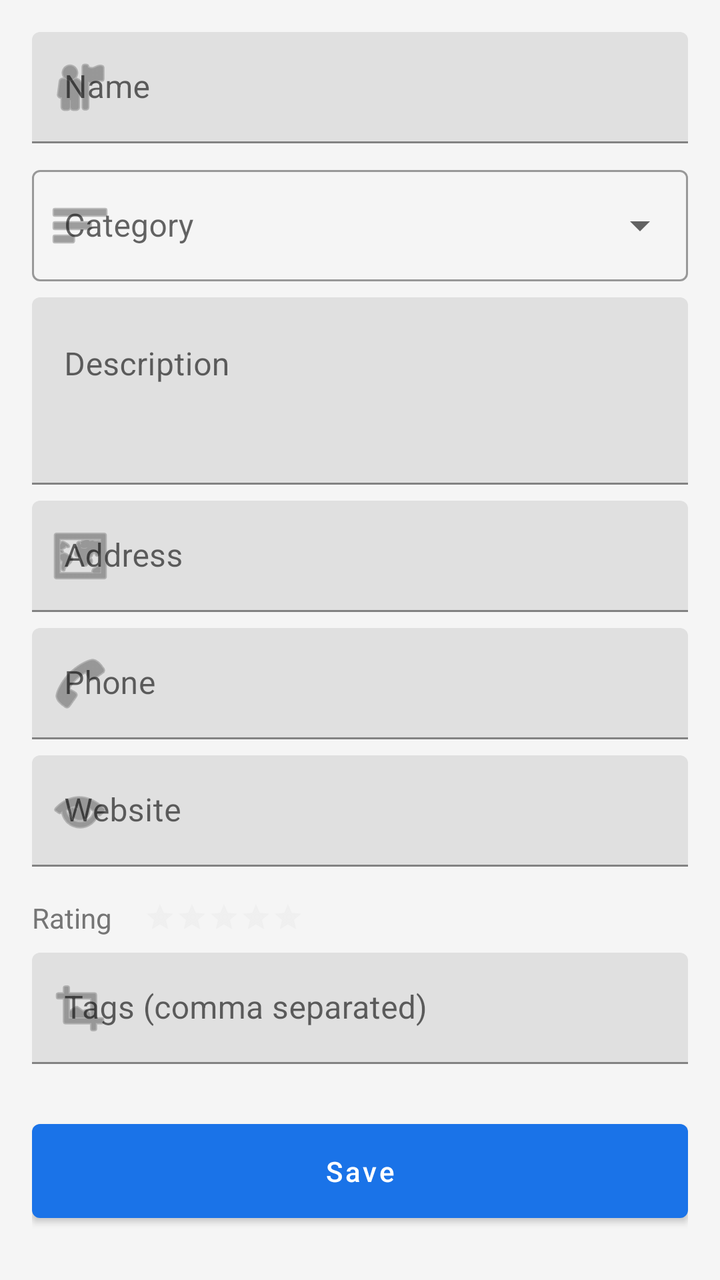
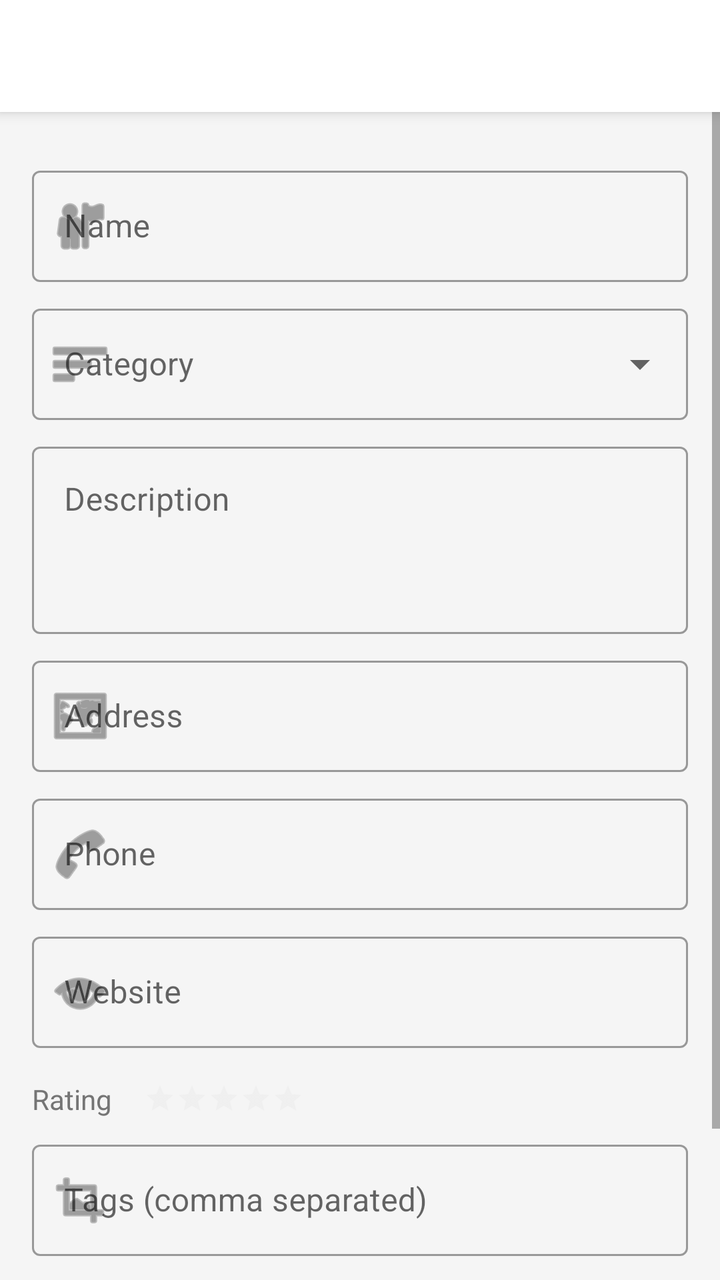

An Android layout rendered at two revisions. The XML below is the earlier revision; the diff shows what the commit changed to produce the second picture.
<!-- AndroidManifest.xml: application theme Theme.TravelLog -->
<!-- res/layout/activity_add_place.xml -->
<?xml version="1.0" encoding="utf-8"?>
<ScrollView
    xmlns:android="http://schemas.android.com/apk/res/android"
    xmlns:app="http://schemas.android.com/apk/res-auto"
    android:layout_width="match_parent"
    android:layout_height="match_parent"
    android:fillViewport="true">

    <LinearLayout
        android:layout_width="match_parent"
        android:layout_height="wrap_content"
        android:orientation="vertical"
        android:padding="@dimen/margin_medium">

        
        <com.google.android.material.textfield.TextInputLayout
            android:id="@+id/tilName"
           
            android:layout_width="match_parent"
            android:layout_height="wrap_content"
            android:hint="@string/place_name"
            app:startIconDrawable="@android:drawable/ic_menu_myplaces">

            <com.google.android.material.textfield.TextInputEditText
                android:id="@+id/etName"
                android:layout_width="match_parent"
                android:layout_height="wrap_content"
                android:inputType="textCapWords"
                android:maxLines="1" />

        </com.google.android.material.textfield.TextInputLayout>

        
        <com.google.android.material.textfield.TextInputLayout
            android:id="@+id/tilCategory"
            style="@style/Widget.MaterialComponents.TextInputLayout.OutlinedBox.ExposedDropdownMenu"
            android:layout_width="match_parent"
            android:layout_height="wrap_content"
            android:layout_marginTop="@dimen/margin_small"
            android:hint="@string/place_category"
            app:startIconDrawable="@android:drawable/ic_menu_sort_by_size">

            <AutoCompleteTextView
                android:id="@+id/actvCategory"
                android:layout_width="match_parent"
                android:layout_height="wrap_content"
                android:inputType="none" />

        </com.google.android.material.textfield.TextInputLayout>

        
        <com.google.android.material.textfield.TextInputLayout
            android:id="@+id/tilDescription"
           
            android:layout_width="match_parent"
            android:layout_height="wrap_content"
            android:layout_marginTop="@dimen/margin_small"
            android:hint="@string/place_description">

            <com.google.android.material.textfield.TextInputEditText
                android:id="@+id/etDescription"
                android:layout_width="match_parent"
                android:layout_height="wrap_content"
                android:inputType="textMultiLine"
                android:minLines="3"
                android:gravity="top" />

        </com.google.android.material.textfield.TextInputLayout>

        
        <com.google.android.material.textfield.TextInputLayout
            android:id="@+id/tilAddress"
           
            android:layout_width="match_parent"
            android:layout_height="wrap_content"
            android:layout_marginTop="@dimen/margin_small"
            android:hint="@string/place_address"
            app:startIconDrawable="@android:drawable/ic_menu_mapmode">

            <com.google.android.material.textfield.TextInputEditText
                android:id="@+id/etAddress"
                android:layout_width="match_parent"
                android:layout_height="wrap_content"
                android:inputType="textPostalAddress" />

        </com.google.android.material.textfield.TextInputLayout>

        
        <com.google.android.material.textfield.TextInputLayout
            android:id="@+id/tilPhone"
           
            android:layout_width="match_parent"
            android:layout_height="wrap_content"
            android:layout_marginTop="@dimen/margin_small"
            android:hint="@string/place_phone"
            app:startIconDrawable="@android:drawable/ic_menu_call">

            <com.google.android.material.textfield.TextInputEditText
                android:id="@+id/etPhone"
                android:layout_width="match_parent"
                android:layout_height="wrap_content"
                android:inputType="phone" />

        </com.google.android.material.textfield.TextInputLayout>

        
        <com.google.android.material.textfield.TextInputLayout
            android:id="@+id/tilWebsite"
           
            android:layout_width="match_parent"
            android:layout_height="wrap_content"
            android:layout_marginTop="@dimen/margin_small"
            android:hint="@string/place_website"
            app:startIconDrawable="@android:drawable/ic_menu_view">

            <com.google.android.material.textfield.TextInputEditText
                android:id="@+id/etWebsite"
                android:layout_width="match_parent"
                android:layout_height="wrap_content"
                android:inputType="textUri" />

        </com.google.android.material.textfield.TextInputLayout>

        
        <LinearLayout
            android:layout_width="match_parent"
            android:layout_height="wrap_content"
            android:layout_marginTop="@dimen/margin_medium"
            android:orientation="horizontal"
            android:gravity="center_vertical">

            <TextView
                android:layout_width="wrap_content"
                android:layout_height="wrap_content"
                android:text="@string/place_rating"
                android:textSize="@dimen/text_body"
                android:textColor="@color/text_secondary"
                android:layout_marginEnd="@dimen/margin_medium" />

            <RatingBar
                android:id="@+id/ratingBar"
                android:layout_width="wrap_content"
                android:layout_height="wrap_content"
                android:numStars="5"
                android:stepSize="0.5"
                android:rating="0"
                style="?attr/ratingBarStyleSmall"
                android:progressTint="@color/star_filled"
                android:progressBackgroundTint="@color/star_empty" />

        </LinearLayout>

        
        <com.google.android.material.textfield.TextInputLayout
            android:id="@+id/tilTags"
           
            android:layout_width="match_parent"
            android:layout_height="wrap_content"
            android:layout_marginTop="@dimen/margin_small"
            android:hint="@string/place_tags"
            app:startIconDrawable="@android:drawable/ic_menu_crop">

            <com.google.android.material.textfield.TextInputEditText
                android:id="@+id/etTags"
                android:layout_width="match_parent"
                android:layout_height="wrap_content"
                android:inputType="text" />

        </com.google.android.material.textfield.TextInputLayout>

        
        <TextView
            android:id="@+id/tvLocation"
            android:layout_width="match_parent"
            android:layout_height="wrap_content"
            android:layout_marginTop="@dimen/margin_medium"
            android:textSize="@dimen/text_caption"
            android:textColor="@color/text_hint"
            android:visibility="gone" />

        <Button
            android:id="@+id/btnPickLocation"
            android:layout_width="match_parent"
            android:layout_height="wrap_content"
            android:layout_marginTop="@dimen/margin_small"
            android:text="@string/view_on_map"
            style="@style/Widget.MaterialComponents.Button.TextButton"
            android:visibility="gone" />

        
        <com.google.android.material.button.MaterialButton
            android:id="@+id/btnSave"
            android:layout_width="match_parent"
            android:layout_height="wrap_content"
            android:layout_marginTop="@dimen/margin_large"
            android:text="@string/save"
            android:textAllCaps="false"
            android:paddingTop="14dp"
            android:paddingBottom="14dp" />

    </LinearLayout>

</ScrollView>
<!-- resources referenced by this layout -->
<resources>
  <color name="star_empty">#FFE0E0E0</color>
  <color name="star_filled">#FFFFC107</color>
  <color name="text_hint">#FFBDBDBD</color>
  <color name="text_secondary">#FF757575</color>
  <dimen name="margin_large">24dp</dimen>
  <dimen name="margin_medium">16dp</dimen>
  <dimen name="margin_small">8dp</dimen>
  <dimen name="text_body">14sp</dimen>
  <dimen name="text_caption">12sp</dimen>
  <string name="place_address">Address</string>
  <string name="place_category">Category</string>
  <string name="place_description">Description</string>
  <string name="place_name">Name</string>
  <string name="place_phone">Phone</string>
  <string name="place_rating">Rating</string>
  <string name="place_tags">Tags (comma separated)</string>
  <string name="place_website">Website</string>
  <string name="save">Save</string>
  <string name="view_on_map">View on Map</string>
  <style name="Theme.TravelLog" parent="Theme.MaterialComponents.Light.NoActionBar">
          <item name="colorPrimary">@color/primary</item>
          <item name="colorPrimaryDark">@color/primary_dark</item>
          <item name="colorAccent">@color/accent</item>
          <item name="android:colorBackground">@color/background</item>
          <item name="android:windowBackground">@color/background</item>
          <item name="android:statusBarColor">@color/primary_dark</item>
          <item name="android:navigationBarColor">@android:color/white</item>
      </style>
  <color name="primary">#FF1A73E8</color>
  <color name="primary_dark">#FF1557B0</color>
  <color name="accent">#FF00BFA5</color>
  <color name="background">#FFF5F5F5</color>
</resources>

<!-- the commit's change to res/layout/activity_add_place.xml (unified diff, before → after) -->
@@ -1,203 +1,228 @@
 <?xml version="1.0" encoding="utf-8"?>
-<ScrollView
+<androidx.coordinatorlayout.widget.CoordinatorLayout
     xmlns:android="http://schemas.android.com/apk/res/android"
     xmlns:app="http://schemas.android.com/apk/res-auto"
     android:layout_width="match_parent"
     android:layout_height="match_parent"
-    android:fillViewport="true">
-
-    <LinearLayout
+    android:fitsSystemWindows="true">
+
+    <com.google.android.material.appbar.AppBarLayout
         android:layout_width="match_parent"
         android:layout_height="wrap_content"
-        android:orientation="vertical"
-        android:padding="@dimen/margin_medium">
-
-        
-        <com.google.android.material.textfield.TextInputLayout
-            android:id="@+id/tilName"
-           
+        android:background="@color/surface"
+        android:elevation="4dp">
+
+        <com.google.android.material.appbar.MaterialToolbar
+            android:id="@+id/toolbar"
             android:layout_width="match_parent"
-            android:layout_height="wrap_content"
-            android:hint="@string/place_name"
-            app:startIconDrawable="@android:drawable/ic_menu_myplaces">
-
-            <com.google.android.material.textfield.TextInputEditText
-                android:id="@+id/etName"
-                android:layout_width="match_parent"
-                android:layout_height="wrap_content"
-                android:inputType="textCapWords"
-                android:maxLines="1" />
-
-        </com.google.android.material.textfield.TextInputLayout>
-
-        
-        <com.google.android.material.textfield.TextInputLayout
-            android:id="@+id/tilCategory"
-            style="@style/Widget.MaterialComponents.TextInputLayout.OutlinedBox.ExposedDropdownMenu"
-            android:layout_width="match_parent"
-            android:layout_height="wrap_content"
-            android:layout_marginTop="@dimen/margin_small"
-            android:hint="@string/place_category"
-            app:startIconDrawable="@android:drawable/ic_menu_sort_by_size">
-
-            <AutoCompleteTextView
-                android:id="@+id/actvCategory"
-                android:layout_width="match_parent"
-                android:layout_height="wrap_content"
-                android:inputType="none" />
-
-        </com.google.android.material.textfield.TextInputLayout>
-
-        
-        <com.google.android.material.textfield.TextInputLayout
-            android:id="@+id/tilDescription"
-           
-            android:layout_width="match_parent"
-            android:layout_height="wrap_content"
-            android:layout_marginTop="@dimen/margin_small"
-            android:hint="@string/place_description">
-
-            <com.google.android.material.textfield.TextInputEditText
-                android:id="@+id/etDescription"
-                android:layout_width="match_parent"
-                android:layout_height="wrap_content"
-                android:inputType="textMultiLine"
-                android:minLines="3"
-                android:gravity="top" />
-
-        </com.google.android.material.textfield.TextInputLayout>
-
-        
-        <com.google.android.material.textfield.TextInputLayout
-            android:id="@+id/tilAddress"
-           
-            android:layout_width="match_parent"
-            android:layout_height="wrap_content"
-            android:layout_marginTop="@dimen/margin_small"
-            android:hint="@string/place_address"
-            app:startIconDrawable="@android:drawable/ic_menu_mapmode">
-
-            <com.google.android.material.textfield.TextInputEditText
-                android:id="@+id/etAddress"
-                android:layout_width="match_parent"
-                android:layout_height="wrap_content"
-                android:inputType="textPostalAddress" />
-
-        </com.google.android.material.textfield.TextInputLayout>
-
-        
-        <com.google.android.material.textfield.TextInputLayout
-            android:id="@+id/tilPhone"
-           
-            android:layout_width="match_parent"
-            android:layout_height="wrap_content"
-            android:layout_marginTop="@dimen/margin_small"
-            android:hint="@string/place_phone"
-            app:startIconDrawable="@android:drawable/ic_menu_call">
-
-            <com.google.android.material.textfield.TextInputEditText
-                android:id="@+id/etPhone"
-                android:layout_width="match_parent"
-                android:layout_height="wrap_content"
-                android:inputType="phone" />
-
-        </com.google.android.material.textfield.TextInputLayout>
-
-        
-        <com.google.android.material.textfield.TextInputLayout
-            android:id="@+id/tilWebsite"
-           
-            android:layout_width="match_parent"
-            android:layout_height="wrap_content"
-            android:layout_marginTop="@dimen/margin_small"
-            android:hint="@string/place_website"
-            app:startIconDrawable="@android:drawable/ic_menu_view">
-
-            <com.google.android.material.textfield.TextInputEditText
-                android:id="@+id/etWebsite"
-                android:layout_width="match_parent"
-                android:layout_height="wrap_content"
-                android:inputType="textUri" />
-
-        </com.google.android.material.textfield.TextInputLayout>
-
-        
+            android:layout_height="?attr/actionBarSize"
+            app:titleTextColor="@color/text_primary"
+            app:navigationIconTint="@color/text_primary" />
+
+    </com.google.android.material.appbar.AppBarLayout>
+
+    <ScrollView
+        android:layout_width="match_parent"
+        android:layout_height="match_parent"
+        android:layout_marginTop="0dp"
+        app:layout_behavior="@string/appbar_scrolling_view_behavior"
+        android:fillViewport="true">
+
         <LinearLayout
             android:layout_width="match_parent"
             android:layout_height="wrap_content"
-            android:layout_marginTop="@dimen/margin_medium"
-            android:orientation="horizontal"
-            android:gravity="center_vertical">
-
+            android:orientation="vertical"
+            android:padding="@dimen/margin_medium">
+
+            
+            <com.google.android.material.textfield.TextInputLayout
+                android:id="@+id/tilName"
+                style="@style/Widget.MaterialComponents.TextInputLayout.OutlinedBox"
+                android:layout_width="match_parent"
+                android:layout_height="wrap_content"
+                android:layout_marginTop="@dimen/margin_small"
+                android:hint="@string/place_name"
+                app:startIconDrawable="@android:drawable/ic_menu_myplaces">
+
+                <com.google.android.material.textfield.TextInputEditText
+                    android:id="@+id/etName"
+                    android:layout_width="match_parent"
+                    android:layout_height="wrap_content"
+                    android:inputType="textCapWords"
+                    android:maxLines="1" />
+
+            </com.google.android.material.textfield.TextInputLayout>
+
+            
+            <com.google.android.material.textfield.TextInputLayout
+                android:id="@+id/tilCategory"
+                style="@style/Widget.MaterialComponents.TextInputLayout.OutlinedBox.ExposedDropdownMenu"
+                android:layout_width="match_parent"
+                android:layout_height="wrap_content"
+                android:layout_marginTop="@dimen/margin_small"
+                android:hint="@string/place_category"
+                app:startIconDrawable="@android:drawable/ic_menu_sort_by_size">
+
+                <AutoCompleteTextView
+                    android:id="@+id/actvCategory"
+                    android:layout_width="match_parent"
+                    android:layout_height="wrap_content"
+                    android:inputType="none" />
+
+            </com.google.android.material.textfield.TextInputLayout>
+
+            
+            <com.google.android.material.textfield.TextInputLayout
+                android:id="@+id/tilDescription"
+                style="@style/Widget.MaterialComponents.TextInputLayout.OutlinedBox"
+                android:layout_width="match_parent"
+                android:layout_height="wrap_content"
+                android:layout_marginTop="@dimen/margin_small"
+                android:hint="@string/place_description">
+
+                <com.google.android.material.textfield.TextInputEditText
+                    android:id="@+id/etDescription"
+                    android:layout_width="match_parent"
+                    android:layout_height="wrap_content"
+                    android:inputType="textMultiLine"
+                    android:minLines="3"
+                    android:gravity="top" />
+
+            </com.google.android.material.textfield.TextInputLayout>
+
+            
+            <com.google.android.material.textfield.TextInputLayout
+                android:id="@+id/tilAddress"
+                style="@style/Widget.MaterialComponents.TextInputLayout.OutlinedBox"
+                android:layout_width="match_parent"
+                android:layout_height="wrap_content"
+                android:layout_marginTop="@dimen/margin_small"
+                android:hint="@string/place_address"
+                app:startIconDrawable="@android:drawable/ic_menu_mapmode">
+
+                <com.google.android.material.textfield.TextInputEditText
+                    android:id="@+id/etAddress"
+                    android:layout_width="match_parent"
+                    android:layout_height="wrap_content"
+                    android:inputType="textPostalAddress" />
+
+            </com.google.android.material.textfield.TextInputLayout>
+
+            
+            <com.google.android.material.textfield.TextInputLayout
+                android:id="@+id/tilPhone"
+                style="@style/Widget.MaterialComponents.TextInputLayout.OutlinedBox"
+                android:layout_width="match_parent"
+                android:layout_height="wrap_content"
+                android:layout_marginTop="@dimen/margin_small"
+                android:hint="@string/place_phone"
+                app:startIconDrawable="@android:drawable/ic_menu_call">
+
+                <com.google.android.material.textfield.TextInputEditText
+                    android:id="@+id/etPhone"
+                    android:layout_width="match_parent"
+                    android:layout_height="wrap_content"
+                    android:inputType="phone" />
+
+            </com.google.android.material.textfield.TextInputLayout>
+
+            
+            <com.google.android.material.textfield.TextInputLayout
+                android:id="@+id/tilWebsite"
+                style="@style/Widget.MaterialComponents.TextInputLayout.OutlinedBox"
+                android:layout_width="match_parent"
+                android:layout_height="wrap_content"
+                android:layout_marginTop="@dimen/margin_small"
+                android:hint="@string/place_website"
+                app:startIconDrawable="@android:drawable/ic_menu_view">
+
+                <com.google.android.material.textfield.TextInputEditText
+                    android:id="@+id/etWebsite"
+                    android:layout_width="match_parent"
+                    android:layout_height="wrap_content"
+                    android:inputType="textUri" />
+
+            </com.google.android.material.textfield.TextInputLayout>
+
+            
+            <LinearLayout
+                android:layout_width="match_parent"
+                android:layout_height="wrap_content"
+                android:layout_marginTop="@dimen/margin_medium"
+                android:orientation="horizontal"
+                android:gravity="center_vertical">
+
+                <TextView
+                    android:layout_width="wrap_content"
+                    android:layout_height="wrap_content"
+                    android:text="@string/place_rating"
+                    android:textSize="@dimen/text_body"
+                    android:textColor="@color/text_secondary"
+                    android:layout_marginEnd="@dimen/margin_medium" />
+
+                <RatingBar
+                    android:id="@+id/ratingBar"
+                    android:layout_width="wrap_content"
+                    android:layout_height="wrap_content"
+                    android:numStars="5"
+                    android:stepSize="0.5"
+                    android:rating="0"
+                    style="?attr/ratingBarStyleSmall"
+                    android:progressTint="@color/star_filled"
+                    android:progressBackgroundTint="@color/star_empty" />
+
+            </LinearLayout>
+
+            
+            <com.google.android.material.textfield.TextInputLayout
+                android:id="@+id/tilTags"
+                style="@style/Widget.MaterialComponents.TextInputLayout.OutlinedBox"
+                android:layout_width="match_parent"
+                android:layout_height="wrap_content"
+                android:layout_marginTop="@dimen/margin_small"
+                android:hint="@string/place_tags"
+                app:startIconDrawable="@android:drawable/ic_menu_crop">
+
+                <com.google.android.material.textfield.TextInputEditText
+                    android:id="@+id/etTags"
+                    android:layout_width="match_parent"
+                    android:layout_height="wrap_content"
+                    android:inputType="text" />
+
+            </com.google.android.material.textfield.TextInputLayout>
+
+            
             <TextView
-                android:layout_width="wrap_content"
-                android:layout_height="wrap_content"
-                android:text="@string/place_rating"
-                android:textSize="@dimen/text_body"
-                android:textColor="@color/text_secondary"
-                android:layout_marginEnd="@dimen/margin_medium" />
-
-            <RatingBar
-                android:id="@+id/ratingBar"
-                android:layout_width="wrap_content"
-                android:layout_height="wrap_content"
-                android:numStars="5"
-                android:stepSize="0.5"
-                android:rating="0"
-                style="?attr/ratingBarStyleSmall"
-                android:progressTint="@color/star_filled"
-                android:progressBackgroundTint="@color/star_empty" />
+                android:id="@+id/tvLocation"
+                android:layout_width="match_parent"
+                android:layout_height="wrap_content"
+                android:layout_marginTop="@dimen/margin_medium"
+                android:textSize="@dimen/text_caption"
+                android:textColor="@color/text_hint"
+                android:visibility="gone" />
+
+            <Button
+                android:id="@+id/btnPickLocation"
+                android:layout_width="match_parent"
+                android:layout_height="wrap_content"
+                android:layout_marginTop="@dimen/margin_small"
+                android:text="@string/view_on_map"
+                style="@style/Widget.MaterialComponents.Button.TextButton"
+                android:visibility="gone" />
+
+            
+            <com.google.android.material.button.MaterialButton
+                android:id="@+id/btnSave"
+                android:layout_width="match_parent"
+                android:layout_height="wrap_content"
+                android:layout_marginTop="@dimen/margin_large"
+                android:text="@string/save"
+                android:textAllCaps="false"
+                android:paddingTop="14dp"
+                android:paddingBottom="14dp" />
 
         </LinearLayout>
 
-        
-        <com.google.android.material.textfield.TextInputLayout
-            android:id="@+id/tilTags"
-           
-            android:layout_width="match_parent"
-            android:layout_height="wrap_content"
-            android:layout_marginTop="@dimen/margin_small"
-            android:hint="@string/place_tags"
-            app:startIconDrawable="@android:drawable/ic_menu_crop">
-
-            <com.google.android.material.textfield.TextInputEditText
-                android:id="@+id/etTags"
-                android:layout_width="match_parent"
-                android:layout_height="wrap_content"
-                android:inputType="text" />
-
-        </com.google.android.material.textfield.TextInputLayout>
-
-        
-        <TextView
-            android:id="@+id/tvLocation"
-            android:layout_width="match_parent"
-            android:layout_height="wrap_content"
-            android:layout_marginTop="@dimen/margin_medium"
-            android:textSize="@dimen/text_caption"
-            android:textColor="@color/text_hint"
-            android:visibility="gone" />
-
-        <Button
-            android:id="@+id/btnPickLocation"
-            android:layout_width="match_parent"
-            android:layout_height="wrap_content"
-            android:layout_marginTop="@dimen/margin_small"
-            android:text="@string/view_on_map"
-            style="@style/Widget.MaterialComponents.Button.TextButton"
-            android:visibility="gone" />
-
-        
-        <com.google.android.material.button.MaterialButton
-            android:id="@+id/btnSave"
-            android:layout_width="match_parent"
-            android:layout_height="wrap_content"
-            android:layout_marginTop="@dimen/margin_large"
-            android:text="@string/save"
-            android:textAllCaps="false"
-            android:paddingTop="14dp"
-            android:paddingBottom="14dp" />
-
-    </LinearLayout>
-
-</ScrollView>
+    </ScrollView>
+
+</androidx.coordinatorlayout.widget.CoordinatorLayout>
<!-- resource entries referenced after the edit -->
@@ -2,7 +2,9 @@
 <resources>
   <color name="star_empty">#FFE0E0E0</color>
   <color name="star_filled">#FFFFC107</color>
+  <color name="surface">#FFFFFFFF</color>
   <color name="text_hint">#FFBDBDBD</color>
+  <color name="text_primary">#FF212121</color>
   <color name="text_secondary">#FF757575</color>
   <dimen name="margin_large">24dp</dimen>
   <dimen name="margin_medium">16dp</dimen>
